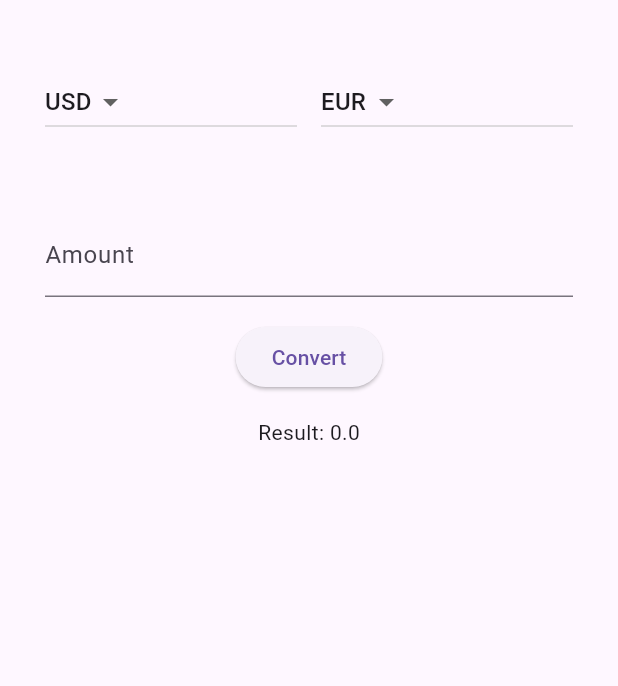
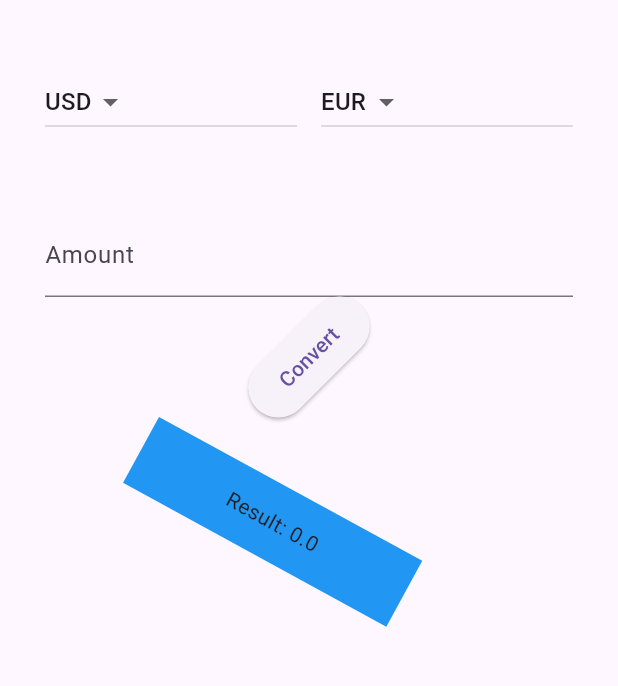
Before and after one commit to akonurbay/currency_exchange_app, a Flutter app: the screen it shows after launch, on a phone screen of 412 x 824 dp, the part 63-749 px from its top. Run offline on Flutter 3.47's test engine with Material 3 defaults, Android fonts, the phone set to English and light mode, and no system bars.

Commit message:
rotate новая фича интересно чекнул

```diff
--- a/currency_exchange_app/lib/screens/home_screen.dart
+++ b/currency_exchange_app/lib/screens/home_screen.dart
@@ -90,12 +90,20 @@ class _HomeScreenState extends State<HomeScreen> {
               },
             ),
             const SizedBox(height: 16),
-            ElevatedButton(
+            Transform.rotate(
+              angle: 5.5, // Поворот кнопки на 30 градусов
+            child: ElevatedButton(
               onPressed: convert,
-              child: const Text('Convert'),
-            ),
+              child: const Text('Convert')
+            )),
             const SizedBox(height: 16),
-            Text('Result: $result'),
+            Container(
+            child: Text('Result: $result'),
+            color: Colors.blue,
+            width: 200, height: 50,
+            alignment: Alignment.center,
+            transform: Matrix4.rotationZ(0.5), // Пример поворота,
+            )
           ],
         ),
       ),
```
